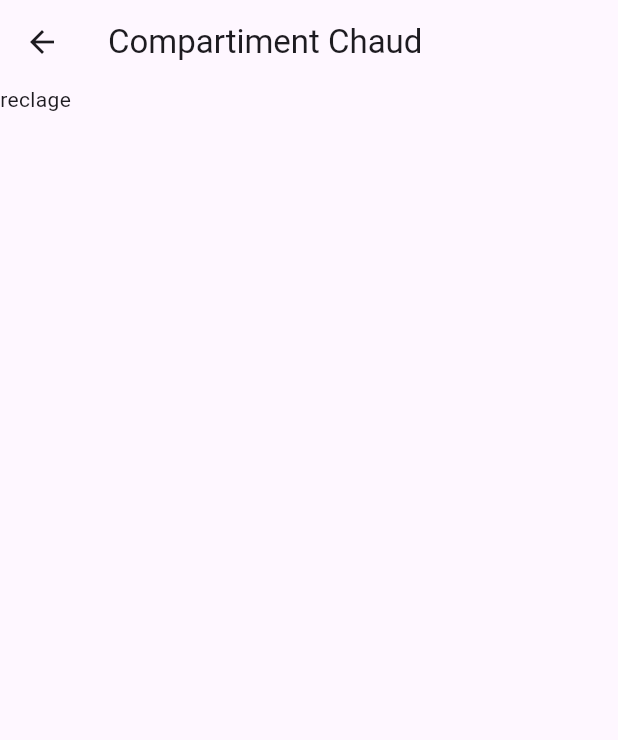
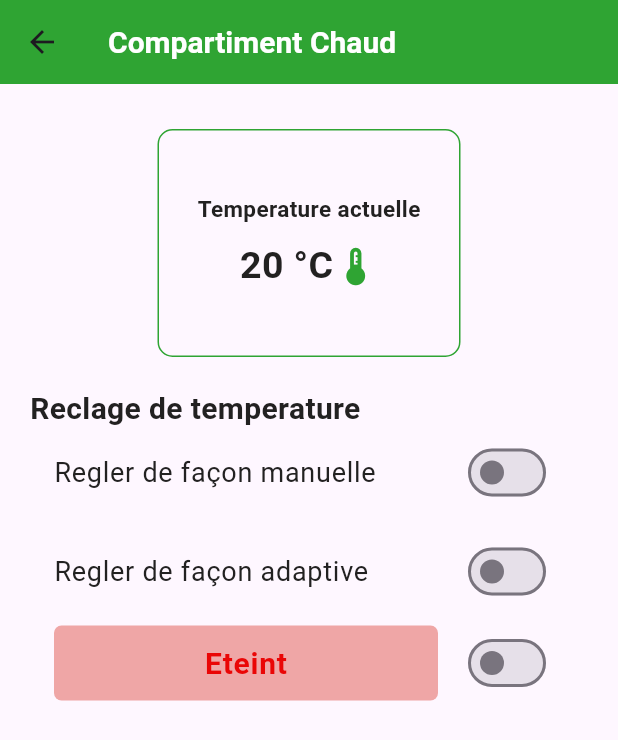
Before and after one commit to MamadouCellou/fresh_front, a Flutter app: the PageCompartimentReclageChaud screen opened directly, on a phone screen of 412 x 824 dp. Shown: the top 740 px of the screen. Run offline on Flutter 3.47's test engine with Material 3 defaults, Android fonts, the light colour scheme and no system bars; our stand-ins replace flutter_form_builder, form_builder_validators, get, getwidget, image_picker, lottie and 2 more; missing offline and left inert: mqtt_client; accounts and stored records are empty.

Commit message:
Mise à jour des pages reglage froid et chaud

```diff
--- a/lib/pages/compartiment_reclage_chaud.dart
+++ b/lib/pages/compartiment_reclage_chaud.dart
@@ -1,5 +1,6 @@
 import 'package:flutter/material.dart';
-import 'package:fresh_front/widget/compartiment_widget.dart';
+import 'package:fresh_front/constant/colors.dart';
+import 'package:fresh_front/widget/compartiment_reclage_widget.dart';
 
 class PageCompartimentReclageChaud extends StatefulWidget {
   @override
@@ -8,52 +9,30 @@
 
 class _PageCompartimentChaudReclageState extends State<PageCompartimentReclageChaud> {
   // Variables de l'état pour le compartiment chaud
-  bool _isExpandedIconChaud = false;
-  bool _isExpandedTemperateurChaud= false;
-  bool _isExpandedEtatCircuitChaud = false;
+  late bool isSliderPlageManuelle = false;
+  late bool isSliderPlageAuto = false;
+  late bool isSliderEtatCircuit = false;
 
-  bool _isSliderPlageChaud = false;
-  bool _isSliderAdaptiveChaud = false;
-  bool _isSliderEtatChaud = false;
+  TextEditingController minControllerPlageManuelle = TextEditingController();
+  TextEditingController maxControllerPlageManuelle = TextEditingController();
+  TextEditingController minControllerPlageAuto = TextEditingController(text: '-2');
+  TextEditingController maxControllerPlageAuto = TextEditingController(text: '80');
 
-  TextEditingController minControllerChaudPlage = TextEditingController();
-  TextEditingController maxControllerChaudPlage = TextEditingController();
-  TextEditingController minControllerChaudAdaptive = TextEditingController(text: '29');
-  TextEditingController maxControllerChaudAdaptive = TextEditingController(text: '90');
-
-  void _onPressedTemperatureChaud() {
+ onChangePlageManuelle (bool v) {
   setState(() {
-      _isExpandedTemperateurChaud = !_isExpandedTemperateurChaud;
+    isSliderPlageManuelle = v;
   });
  }
 
-  void _onPressedEtatCircuitChaud() {
+ onChangePlageAuto (bool v) {
   setState(() {
-      _isExpandedEtatCircuitChaud = !_isExpandedEtatCircuitChaud;
+    isSliderPlageAuto = v;
   });
  }
 
-  void _onExpandedIconChaud() {
+ onChangeEtatCircuit(bool v) {
   setState(() {
-       _isExpandedIconChaud = !_isExpandedIconChaud;
-    });
-  }
-
-  void _onChangeChaudPlage(bool v) {
-    setState(() {
-      _isSliderPlageChaud = v;
-    });
-  }
-
-  void _onChangeChaudAdaptive(bool v) {
-    setState(() {
-      _isSliderAdaptiveChaud = v;
-    });
-  }
-
-  void _onSliderEtatChaud(bool v) {
-    setState(() {
-      _isSliderEtatChaud = v;
+    isSliderEtatCircuit = v;
   });
  }
 
@@ -61,10 +40,32 @@
   Widget build(BuildContext context) {
     return Scaffold(
       appBar: AppBar(
-        title: Text('Compartiment Chaud'),
+        backgroundColor: greenColor,
+        title:Text(
+            "Compartiment Chaud",
+             style: TextStyle(
+              fontSize: 20,
+              color: whiteColor,
+              fontWeight: FontWeight.bold
              ),
-      body: SingleChildScrollView(
-        child: Text("reclage")
+      ),
+      ),
+      body:  SingleChildScrollView(
+        child: Padding(
+          padding:  EdgeInsets.all(20.0),
+          child: CompartimentReclageWidget(
+            isSliderPlageManuelle: isSliderPlageManuelle,
+            isSliderPlageAuto: isSliderPlageAuto,
+            isSliderEtatCircuit: isSliderEtatCircuit,
+            minControllerPlageManuelle: minControllerPlageManuelle,
+            maxControllerPlageManuelle: maxControllerPlageManuelle,
+            minControllerPlageAuto: minControllerPlageAuto,
+            maxControllerPlageAuto: maxControllerPlageAuto,
+            onChangePlageManuelle: onChangePlageManuelle,
+            onChangePlageAuto: onChangePlageAuto,
+            onChangeEtatCircuit: onChangeEtatCircuit,
+          )
+        ),
       ),
     );
   }
--- a/lib/pages/home.dart
+++ b/lib/pages/home.dart
@@ -1,4 +1,3 @@
-import 'package:fresh_front/pages/compartiments.dart';
 import 'package:fresh_front/pages/dashboard.dart';
 import 'package:fresh_front/pages/page_chaud_product.dart';
 import 'package:fresh_front/pages/page_froid_product.dart';
--- a/lib/pages/login.dart
+++ b/lib/pages/login.dart
@@ -1,7 +1,4 @@
-import 'dart:convert';
 
-import 'package:fresh_front/constant/colors.dart';
-import 'package:fresh_front/pages/dashboard.dart';
 import 'package:fresh_front/pages/home.dart';
 import 'package:fresh_front/pages/signup.dart';
 import 'package:flutter/cupertino.dart';
@@ -11,7 +8,6 @@
 import 'package:form_builder_validators/form_builder_validators.dart';
 import 'package:get/get.dart';
 import 'package:getwidget/getwidget.dart';
-import 'package:http/http.dart' as http;
 
 class Login extends StatefulWidget {
   const Login({Key? key}) : super(key: key);
--- a/lib/pages/onboarding.dart
+++ b/lib/pages/onboarding.dart
@@ -1,7 +1,6 @@
 import 'package:fresh_front/constant/colors.dart';
 import 'package:fresh_front/pages/login.dart';
 import 'package:flutter/material.dart';
-import 'package:flutter_svg/flutter_svg.dart';
 import 'package:get/get.dart';
 
 class WelcomeScreen extends StatefulWidget {
--- a/lib/pages/page_chaud_product.dart
+++ b/lib/pages/page_chaud_product.dart
@@ -88,7 +88,7 @@
               width: 100.0, // Largeur du bouton flottant
               child: FloatingActionButton.extended(
                 onPressed: () {
-                  // Action à réaliser lorsque le bouton flottant est pressé
+
                 },
                 backgroundColor: greenColor,
                 label: Text('Ajouter', style: TextStyle(color: whiteColor),),
--- a/lib/pages/signup.dart
+++ b/lib/pages/signup.dart
@@ -1,7 +1,6 @@
 import 'dart:convert';
 import 'dart:io';
 
-import 'package:fresh_front/pages/home.dart';
 import 'package:fresh_front/pages/login.dart';
 import 'package:flutter/cupertino.dart';
 import 'package:flutter/material.dart';
--- /dev/null
+++ b/lib/widget/compartiment_reclage_widget.dart
@@ -0,0 +1,116 @@
+import 'package:flutter/material.dart';
+import 'package:fresh_front/constant/colors.dart';
+import 'package:fresh_front/widget/card_widget.dart';
+import 'package:fresh_front/widget/plage_temperature_widget.dart';
+import 'package:fresh_front/widget/switch_etat_circuit_widget.dart';
+import 'package:fresh_front/widget/switch_temperateur_widget.dart';
+
+class CompartimentReclageWidget extends StatelessWidget {
+
+  final bool  isSliderPlageManuelle;
+  final bool isSliderPlageAuto;
+  final bool isSliderEtatCircuit;
+
+  final TextEditingController  minControllerPlageManuelle;
+  final TextEditingController  maxControllerPlageManuelle;
+  final TextEditingController minControllerPlageAuto;
+  final TextEditingController maxControllerPlageAuto;
+
+  final void Function(bool)?  onChangePlageManuelle;
+  final void Function(bool)? onChangePlageAuto;
+  final void Function(bool)? onChangeEtatCircuit;
+
+  const CompartimentReclageWidget({
+    super.key,
+    required this.isSliderPlageManuelle,
+    required this.isSliderPlageAuto,
+    required this.isSliderEtatCircuit,
+    required this.minControllerPlageManuelle,
+    required this.maxControllerPlageManuelle,
+    required this.minControllerPlageAuto,
+    required this.maxControllerPlageAuto,
+    this.onChangePlageManuelle,
+    this.onChangePlageAuto,
+    this.onChangeEtatCircuit
+  });
+
+
+
+  @override
+  Widget build(BuildContext context) {
+
+
+    return Column(
+            mainAxisAlignment: MainAxisAlignment.start,
+            crossAxisAlignment: CrossAxisAlignment.start,
+            children: [
+              SizedBox(
+                height: 10,
+              ),
+              Center(
+                child: CardWidget(
+                  height: 150,
+                  width: 200,
+                  temperature: "20",
+                  title: "Temperature actuelle",
+                ),
+              ),
+               SizedBox(
+                height: 20,
+              ),
+              Text(
+              "Reclage de temperature",
+                style: TextStyle(
+                fontSize: 20,
+                color: blackColor,
+                fontWeight: FontWeight.bold
+              ),
+            ),
+            SwitchTemperateurWidget(
+              isSlider: isSliderPlageManuelle,
+              title: "Regler de façon manuelle",
+              onChange: onChangePlageManuelle ,
+            ),
+            isSliderPlageManuelle ? PlageTemperatureWidget(
+              minController: minControllerPlageManuelle,
+              maxController: maxControllerPlageManuelle
+            ) : Container(),
+            isSliderPlageManuelle ?
+            Row(
+              mainAxisAlignment: MainAxisAlignment.end,
+              crossAxisAlignment: CrossAxisAlignment.end,
+              children: [
+                TextButton(
+                  onPressed: null,
+                  child: Text(
+                    'Appliquer',
+                    style: TextStyle(
+                      fontSize: 13,
+                      color: greenColor,
+                      fontWeight: FontWeight.bold
+                    ),
+                  ),
+                  ),
+              ],
+            ) : Container(),
+            const SizedBox(
+              height: 10,
+            ),
+            SwitchTemperateurWidget(
+              isSlider: isSliderPlageAuto,
+              title: "Regler de façon adaptive",
+              onChange: onChangePlageAuto ,
+            ),
+            isSliderPlageAuto ? PlageTemperatureWidget(
+              minController: minControllerPlageAuto,
+              maxController: maxControllerPlageAuto
+            ) : Container(),
+            SwitchEtatCircuitWidget(
+              isSlider: isSliderEtatCircuit,
+              title: "Etat du circuit",
+              onChange: onChangeEtatCircuit,
+            ),
+            ],
+          );
+  }
+}
```
Also changed, not shown: lib/pages/compartiment_reclage_froid.dart (+28 -41 lines), lib/pages/dashboard.dart (+2 -12 lines), lib/widget/compartiment_widget.dart (+1 -6 lines). Lines whose indentation alone changed are shown as unchanged.
